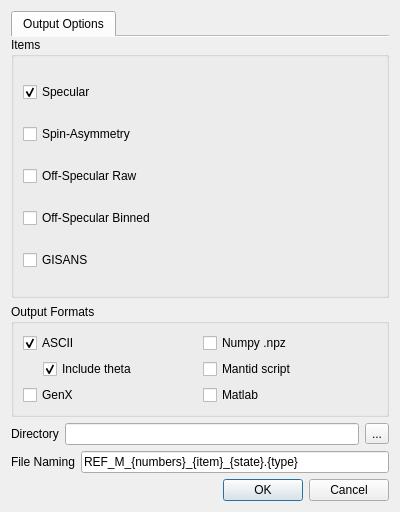
First picture: the form in designer/ui_reduce_dialog.ui, repository neutrons/reflectivity_ui, before the edit.
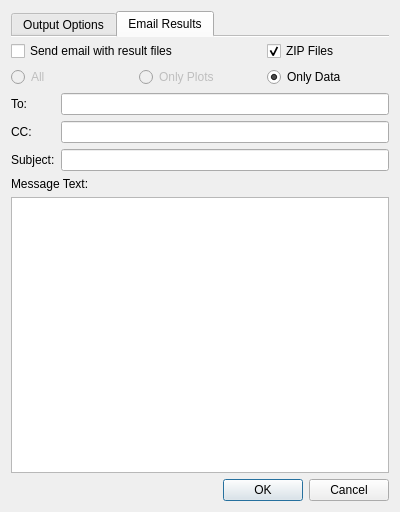
Second picture: the form after the edit. The open tabs and pages were chosen to show the change. Icons and pictures are not drawn.

What changed in the file:
```diff
--- a/designer/ui_reduce_dialog.ui
+++ b/designer/ui_reduce_dialog.ui
@@ -233,6 +233,127 @@
        </item>
       </layout>
      </widget>
+     <widget class="QWidget" name="tab_2">
+      <attribute name="title">
+       <string>Email Results</string>
+      </attribute>
+      <layout class="QVBoxLayout" name="verticalLayout_5">
+       <property name="leftMargin">
+        <number>0</number>
+       </property>
+       <property name="topMargin">
+        <number>4</number>
+       </property>
+       <property name="rightMargin">
+        <number>0</number>
+       </property>
+       <property name="bottomMargin">
+        <number>0</number>
+       </property>
+       <item>
+        <layout class="QGridLayout" name="gridLayout_3">
+         <item row="0" column="2">
+          <widget class="QCheckBox" name="emailZIPData">
+           <property name="text">
+            <string>ZIP Files</string>
+           </property>
+           <property name="checked">
+            <bool>true</bool>
+           </property>
+          </widget>
+         </item>
+         <item row="1" column="1">
+          <widget class="QRadioButton" name="emailSendPlots">
+           <property name="enabled">
+            <bool>false</bool>
+           </property>
+           <property name="text">
+            <string>Only Plots</string>
+           </property>
+          </widget>
+         </item>
+         <item row="1" column="0">
+          <widget class="QRadioButton" name="emailSendAll">
+           <property name="enabled">
+            <bool>false</bool>
+           </property>
+           <property name="text">
+            <string>All</string>
+           </property>
+           <property name="checked">
+            <bool>false</bool>
+           </property>
+          </widget>
+         </item>
+         <item row="0" column="0" colspan="2">
+          <widget class="QCheckBox" name="emailSend">
+           <property name="text">
+            <string>Send email with result files</string>
+           </property>
+          </widget>
+         </item>
+         <item row="1" column="2">
+          <widget class="QRadioButton" name="emailSendData">
+           <property name="text">
+            <string>Only Data</string>
+           </property>
+           <property name="checked">
+            <bool>true</bool>
+           </property>
+          </widget>
+         </item>
+        </layout>
+       </item>
+       <item>
+        <layout class="QGridLayout" name="gridLayout_2">
+         <item row="0" column="0">
+          <widget class="QLabel" name="label_4">
+           <property name="text">
+            <string>To:</string>
+           </property>
+          </widget>
+         </item>
+         <item row="0" column="1">
+          <widget class="QLineEdit" name="emailTo">
+           <property name="text">
+            <string/>
+           </property>
+          </widget>
+         </item>
+         <item row="1" column="0">
+          <widget class="QLabel" name="label_5">
+           <property name="text">
+            <string>CC:</string>
+           </property>
+          </widget>
+         </item>
+         <item row="1" column="1">
+          <widget class="QLineEdit" name="emailCc"/>
+         </item>
+         <item row="2" column="0">
+          <widget class="QLabel" name="label_3">
+           <property name="text">
+            <string>Subject:</string>
+           </property>
+          </widget>
+         </item>
+         <item row="2" column="1">
+          <widget class="QLineEdit" name="emailSubject"/>
+         </item>
+        </layout>
+       </item>
+       <item>
+        <widget class="QLabel" name="label_6">
+         <property name="text">
+          <string>Message Text:</string>
+         </property>
+        </widget>
+       </item>
+       <item>
+        <widget class="QPlainTextEdit" name="emailText"/>
+       </item>
+      </layout>
+     </widget>
     </widget>
    </item>
    <item>
```
